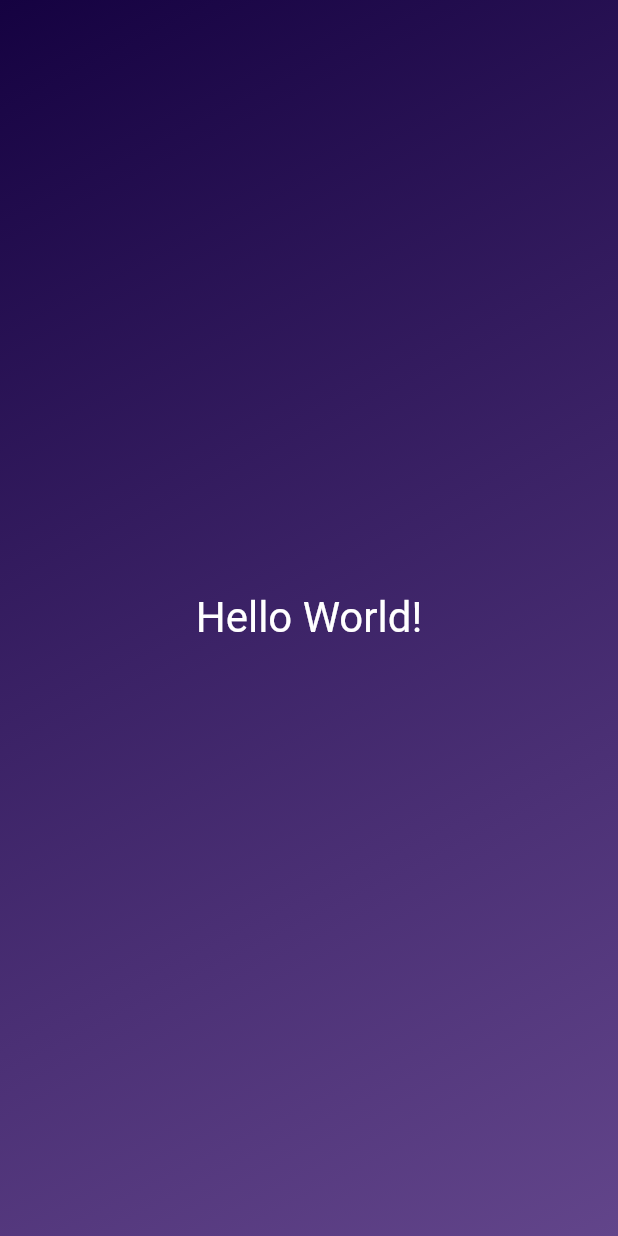
After one commit to DelgaMatt/Dice-Roller, a Flutter app: the screen it shows after launch, on a phone screen of 412 x 824 dp. The commit adds this screen. Run offline on Flutter 3.47's test engine with Material 2 defaults, Android fonts, the phone set to English and light mode, and no system bars.

Commit message:
further config in lib. Created class for TextStyles

```diff
--- a/lib/gradient_container.dart
+++ b/lib/gradient_container.dart
@@ -1,10 +1,12 @@
 import 'package:flutter/material.dart';
+import 'package:dice_roller/text_styles.dart';
 
 //---> Dart's an object oriented language
 // Define custom widgets as classes
 // StatelessWidget comes from flutter import package
 class GradientContainer extends StatelessWidget {
-  const GradientContainer({super.key}); //super refers to the parent class (?) this is a CONSTRUCTOR FUNCTION
+  const GradientContainer(
+      {super.key}); //super refers to the parent class (?) this is a CONSTRUCTOR FUNCTION
   // const GradientContainer({key}): super({key: key}) ^ refactored
   // The key parameter is often used for uniquely identifying widgets, and you can provide a key when creating instances of widgets
 
@@ -23,13 +25,7 @@ class GradientContainer extends StatelessWidget {
           end: Alignment.bottomRight,
         ),
       ),
-      child: const Center(
-        // Center widget from Flutter docs
-        child: Text(
-          "Hello World!",
-          style: TextStyle(color: Colors.white, fontSize: 28),
-        ),
-      ),
+      child: const TextStyles()
     );
   }
 }
--- /dev/null
+++ b/lib/text_styles.dart
@@ -0,0 +1,16 @@
+import 'package:flutter/material.dart';
+
+class TextStyles extends StatelessWidget {
+  const TextStyles({super.key});
+
+  @override
+  Widget build(context) {
+    return const Center(
+      // Center widget from Flutter docs
+      child: Text(
+        "Hello World!",
+        style: TextStyle(color: Colors.white, fontSize: 28),
+      ),
+    );
+  }
+}
```
